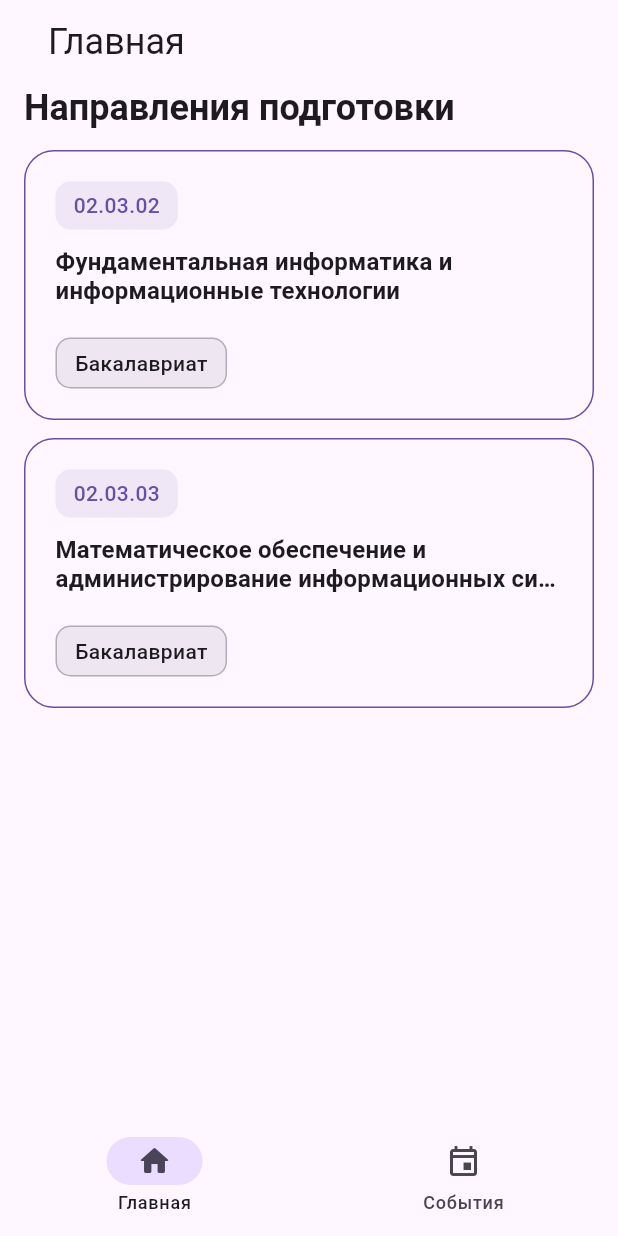
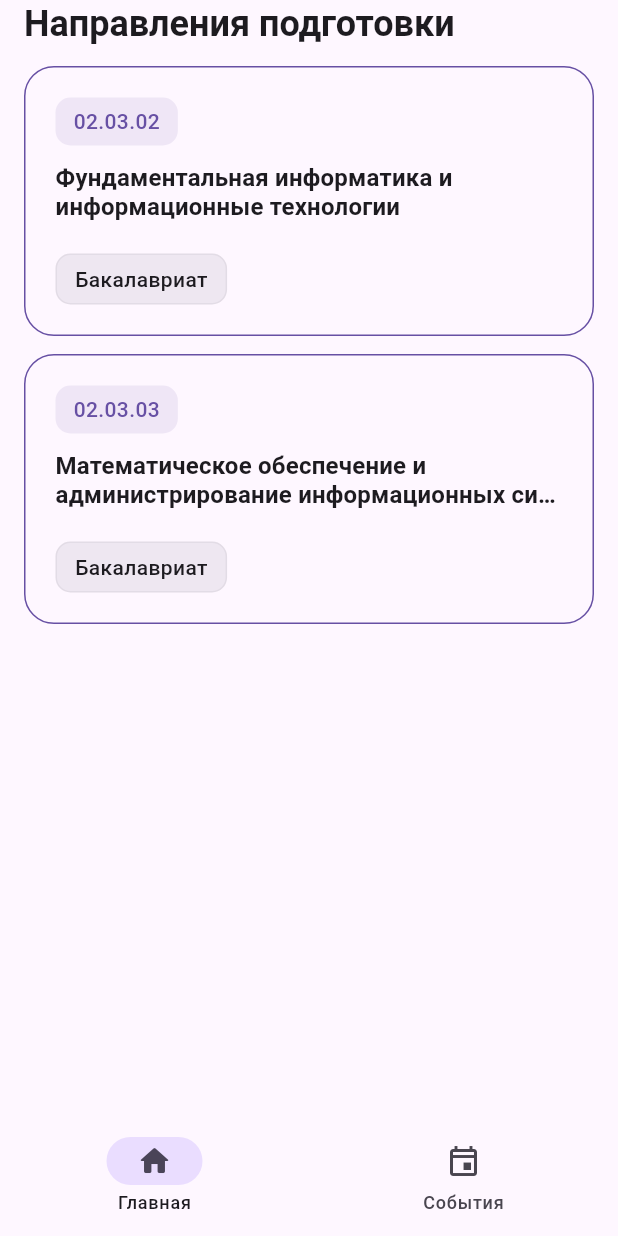
Before and after one commit to bushuevmaxim/entrant-app, a Flutter app: the screen it shows after launch, on a phone screen of 412 x 824 dp. Run offline on Flutter 3.47's test engine with Material 3 defaults, Android fonts, the phone set to English and light mode, and no system bars; our stand-ins replace bloc, flutter_bloc, freezed_annotation, go_router, rxdart, table_calendar; accounts and stored records are empty; generated files the repository leaves out were written again.

Commit message:
Refactor HomePage

```diff
--- a/lib/src/features/home/presentation/home_page.dart
+++ b/lib/src/features/home/presentation/home_page.dart
@@ -30,21 +30,22 @@ class HomePageView extends StatelessWidget {
   @override
   Widget build(BuildContext context) {
     return Scaffold(
-      body: Padding(
-        padding: const EdgeInsetsDirectional.symmetric(horizontal: 16.0),
+      body: SafeArea(
         child: CustomScrollView(
           slivers: [
-            SliverAppBar(
-              title: Text(
-                context.l10n.mainPage,
-                style: Theme.of(context).textTheme.headlineSmall!,
+            SliverToBoxAdapter(
+              child: Padding(
+                padding: const EdgeInsetsDirectional.symmetric(
+                  horizontal: 16.0,
+                ),
+                child: HomeBlockTitle(title: context.l10n.trainingAreas),
               ),
             ),
-            SliverToBoxAdapter(
-              child: HomeBlockTitle(title: context.l10n.trainingAreas),
-            ),
             SliverPadding(
-              padding: const EdgeInsetsDirectional.symmetric(vertical: 12.0),
+              padding: const EdgeInsetsDirectional.symmetric(
+                vertical: 12.0,
+                horizontal: 16.0,
+              ),
               sliver: BlocBuilder<HomeBloc, HomeState>(
                 builder: (context, state) {
                   return switch (state) {
--- a/lib/src/features/home/presentation/widgets/programm_card.dart
+++ b/lib/src/features/home/presentation/widgets/programm_card.dart
@@ -3,30 +3,23 @@ import 'package:flutter/material.dart';
 import '../../domain/entities/programm.dart';
 
 class ProgrammCard extends StatelessWidget {
+  static const _borderRadius = BorderRadius.all(Radius.circular(20.0));
   final VoidCallback? onTap;
   final Programm programm;
 
-  const ProgrammCard({
-    super.key,
-    this.onTap,
-    required this.programm,
-  });
+  const ProgrammCard({super.key, this.onTap, required this.programm});
 
   @override
   Widget build(BuildContext context) {
     return ConstrainedBox(
       constraints: BoxConstraints.tight(const Size.fromHeight(180)),
       child: InkWell(
-        borderRadius: const BorderRadius.all(
-          Radius.circular(20.0),
-        ),
+        borderRadius: _borderRadius,
         onTap: onTap,
         child: Ink(
           decoration: BoxDecoration(
             color: Theme.of(context).colorScheme.surface,
-            borderRadius: const BorderRadius.all(
-              Radius.circular(20.0),
-            ),
+            borderRadius: _borderRadius,
             border: Border.all(
               color: Theme.of(context).colorScheme.primary,
               width: 1,
@@ -43,10 +36,9 @@ class ProgrammCard extends StatelessWidget {
                   children: [
                     DecoratedBox(
                       decoration: BoxDecoration(
-                        color: Theme.of(context)
-                            .colorScheme
-                            .primary
-                            .withOpacity(0.1),
+                        color: Theme.of(
+                          context,
+                        ).colorScheme.primary.withValues(alpha: 0.1),
                         borderRadius: BorderRadius.circular(10),
                       ),
                       child: Padding(
@@ -56,10 +48,9 @@ class ProgrammCard extends StatelessWidget {
                         ),
                         child: Text(
                           programm.code,
-                          style: Theme.of(context)
-                              .textTheme
-                              .bodyMedium!
-                              .copyWith(
+                          style: Theme.of(
+                            context,
+                          ).textTheme.bodyMedium!.copyWith(
                             color: Theme.of(context).colorScheme.primary,
                             fontWeight: FontWeight.w500,
                           ),
@@ -84,21 +75,21 @@ class ProgrammCard extends StatelessWidget {
                 bottom: 20.0,
                 child: Ink(
                   decoration: BoxDecoration(
-                    color: Theme.of(context)
-                        .colorScheme
-                        .secondary
-                        .withOpacity(0.1),
+                    color: Theme.of(
+                      context,
+                    ).colorScheme.secondary.withValues(alpha: 0.1),
                     borderRadius: BorderRadius.circular(10),
                     border: Border.all(
-                      color: Theme.of(context)
-                          .colorScheme
-                          .outline
-                          .withOpacity(0.5),
+                      color: Theme.of(
+                        context,
+                      ).colorScheme.outline.withValues(alpha: 0.1),
                     ),
                   ),
                   child: Padding(
-                    padding:
-                        const EdgeInsets.symmetric(horizontal: 12, vertical: 6),
+                    padding: const EdgeInsets.symmetric(
+                      horizontal: 12,
+                      vertical: 6,
+                    ),
                     child: Text(
                       programm.educationLevel,
                       style: Theme.of(context).textTheme.bodyMedium!.copyWith(
```
Lines whose indentation alone changed are shown as unchanged.
